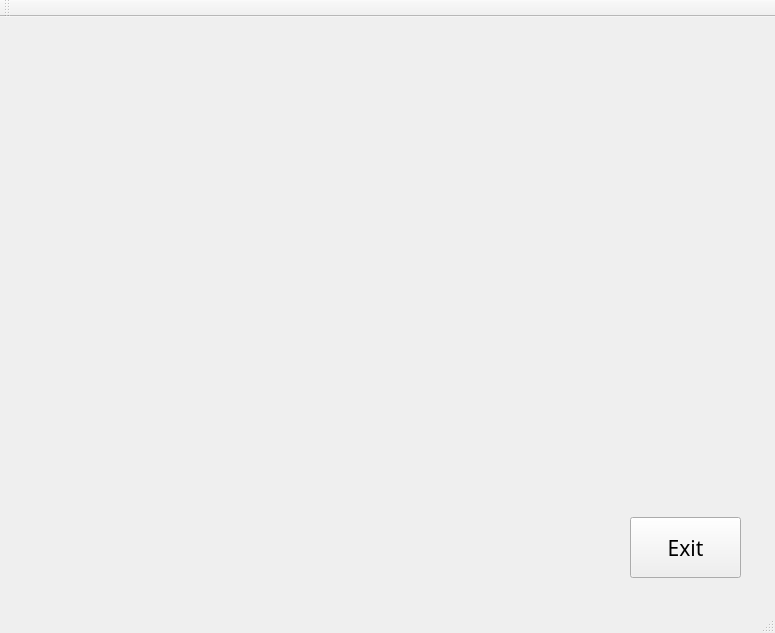
This is GUI/mainwindow.ui in trashcrash/TimeManager as Qt 5 draws it before an edit. The edited form follows.
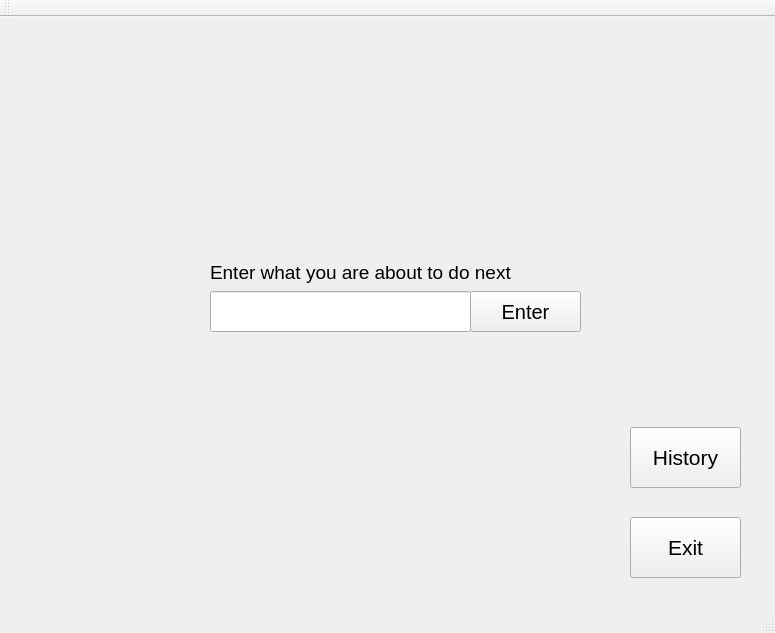
This is the edited form.

Commit message: Add a class that writes and reads binary history files

Patch:
```diff
--- a/GUI/mainwindow.ui
+++ b/GUI/mainwindow.ui
@@ -25,7 +25,7 @@
     </property>
     <property name="font">
      <font>
-      <family>Ubuntu Light</family>
+      <family>Ubuntu</family>
       <pointsize>16</pointsize>
      </font>
     </property>
@@ -39,6 +39,70 @@
      </size>
     </property>
    </widget>
+   <widget class="QLineEdit" name="lineEdit">
+    <property name="geometry">
+     <rect>
+      <x>210</x>
+      <y>274</y>
+      <width>261</width>
+      <height>41</height>
+     </rect>
+    </property>
+   </widget>
+   <widget class="QPushButton" name="enter_button">
+    <property name="geometry">
+     <rect>
+      <x>470</x>
+      <y>274</y>
+      <width>111</width>
+      <height>41</height>
+     </rect>
+    </property>
+    <property name="font">
+     <font>
+      <pointsize>15</pointsize>
+     </font>
+    </property>
+    <property name="text">
+     <string>Enter</string>
+    </property>
+   </widget>
+   <widget class="QLabel" name="label">
+    <property name="geometry">
+     <rect>
+      <x>210</x>
+      <y>240</y>
+      <width>321</width>
+      <height>31</height>
+     </rect>
+    </property>
+    <property name="font">
+     <font>
+      <pointsize>14</pointsize>
+     </font>
+    </property>
+    <property name="text">
+     <string>Enter what you are about to do next</string>
+    </property>
+   </widget>
+   <widget class="QPushButton" name="history_button">
+    <property name="geometry">
+     <rect>
+      <x>630</x>
+      <y>410</y>
+      <width>111</width>
+      <height>61</height>
+     </rect>
+    </property>
+    <property name="font">
+     <font>
+      <pointsize>16</pointsize>
+     </font>
+    </property>
+    <property name="text">
+     <string>History</string>
+    </property>
+   </widget>
   </widget>
   <widget class="QMenuBar" name="menuBar">
    <property name="geometry">
```
The commit also changes 5 other files.
